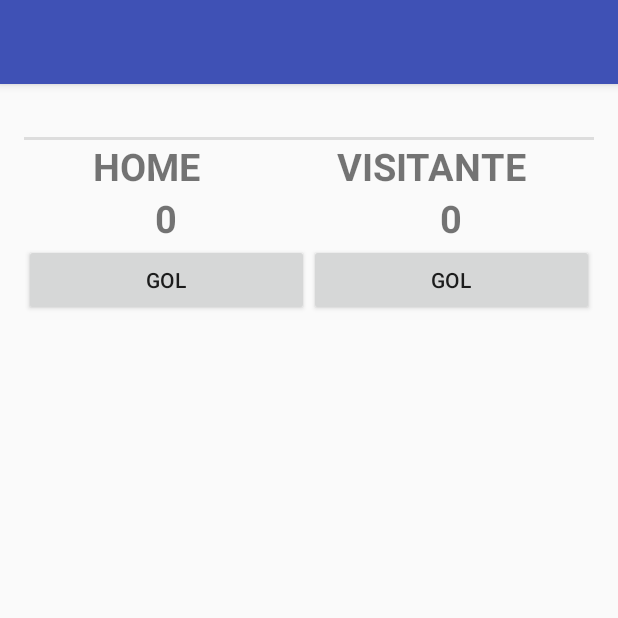
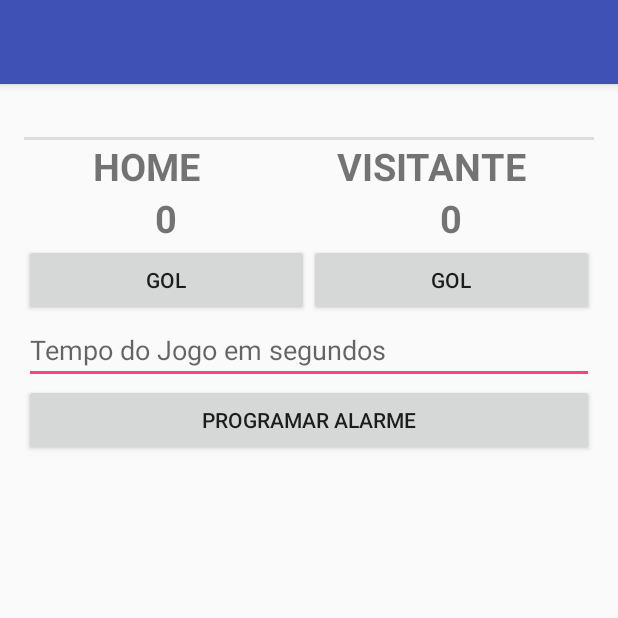
Before and after one commit to OJ13/DemoIntentFiap, an Android app: the MainActivity screen opened directly, with no data from a screen before it, on a phone screen of 412 x 824 dp, the top half of it. Run offline under Robolectric (Android 15) with nearby library versions, the phone set to English and light mode, and no system bars.

Commit message:
Criacao alarme manager

```diff
--- a/app/src/main/AndroidManifest.xml
+++ b/app/src/main/AndroidManifest.xml
@@ -17,6 +17,12 @@
         </activity>
         <activity android:name=".ValidaLoginActivity" />
         <activity android:name=".MainActivity"></activity>
+        <receiver android:name=".broadcastreceiver.MyReceiver">
+            <intent-filter>
+                <action android:name="android.app.action.LOGIN_SUCESSO"></action>
+            </intent-filter>
+        </receiver>
+        <receiver android:name=".broadcastreceiver.AlarmeReceiver"></receiver>
     </application>
 
 </manifest>
--- a/app/src/main/java/br/com/osmarjunior/demointent/LoginActivity.java
+++ b/app/src/main/java/br/com/osmarjunior/demointent/LoginActivity.java
@@ -33,6 +33,12 @@ public class LoginActivity extends AppCompatActivity {
         startActivityForResult(validaLogin, Constantes.REQUEST_CODE_VALIDA_LOGIN); //Inicia uma activity, e espera pra um retorno
     }
 
+    public void testeBroadcast(View v){
+        Intent i = new Intent();
+        i.setAction("android.app.action.LOGIN_SUCESSO");
+        sendBroadcast(i);
+    }
+
     @Override
     protected void onActivityResult(int requestCode, int resultCode, Intent data) {
         super.onActivityResult(requestCode, resultCode, data);
--- a/app/src/main/res/layout/activity_login.xml
+++ b/app/src/main/res/layout/activity_login.xml
@@ -37,4 +37,10 @@
         android:layout_height="wrap_content"
         android:text="Conectar"
         android:onClick="conectar"/>
+
+    <Button
+        android:layout_width="match_parent"
+        android:layout_height="wrap_content"
+        android:text="Teste Broadcast"
+        android:onClick="testeBroadcast"/>
 </LinearLayout>
--- a/app/src/main/res/layout/activity_main.xml
+++ b/app/src/main/res/layout/activity_main.xml
@@ -4,22 +4,24 @@
     android:id="@+id/activity_main"
     android:layout_width="match_parent"
     android:layout_height="match_parent"
+    android:orientation="vertical"
     android:paddingBottom="@dimen/activity_vertical_margin"
     android:paddingLeft="@dimen/activity_horizontal_margin"
     android:paddingRight="@dimen/activity_horizontal_margin"
     android:paddingTop="@dimen/activity_vertical_margin"
-    android:orientation="vertical"
     tools:context="br.com.osmarjunior.demointent.MainActivity">
 
     <TextView
+        android:id="@+id/tvLogin"
         android:layout_width="match_parent"
         android:layout_height="wrap_content"
-        android:gravity="right"
-        android:id="@+id/tvLogin" />
+        android:gravity="right" />
+
     <View
         android:layout_width="match_parent"
         android:layout_height="2dp"
         android:background="#DDD" />
+
     <LinearLayout
         android:layout_width="match_parent"
         android:layout_height="wrap_content"
@@ -28,69 +30,82 @@
         <TextView
             android:layout_width="wrap_content"
             android:layout_height="wrap_content"
+            android:layout_weight="0.5"
+            android:gravity="center"
             android:text="HOME"
-            android:gravity="center"
-            android:layout_weight="0.5"
-            android:textStyle="bold"
-            android:textSize="25dp" />
+            android:textSize="25dp"
+            android:textStyle="bold" />
 
         <TextView
             android:layout_width="wrap_content"
             android:layout_height="wrap_content"
+            android:layout_weight="0.5"
+            android:gravity="center"
             android:text="VISITANTE"
-            android:gravity="center"
-            android:layout_weight="0.5"
-            android:textStyle="bold"
-            android:textSize="25dp" />
+            android:textSize="25dp"
+            android:textStyle="bold" />
     </LinearLayout>
+
     <LinearLayout
         android:layout_width="match_parent"
         android:layout_height="wrap_content"
         android:orientation="horizontal">
 
         <TextView
+            android:id="@+id/tvPlacarHome"
             android:layout_width="wrap_content"
             android:layout_height="wrap_content"
+            android:layout_weight="0.5"
+            android:gravity="center"
             android:text="0"
-            android:gravity="center"
-            android:layout_weight="0.5"
-            android:textStyle="bold"
             android:textSize="25dp"
-            android:id="@+id/tvPlacarHome" />
+            android:textStyle="bold" />
 
         <TextView
+            android:id="@+id/tvPlacarVisitante"
             android:layout_width="wrap_content"
             android:layout_height="wrap_content"
+            android:layout_weight="0.5"
+            android:gravity="center"
             android:text="0"
-            android:gravity="center"
-            android:layout_weight="0.5"
-            android:textStyle="bold"
             android:textSize="25dp"
-            android:id="@+id/tvPlacarVisitante" />
+            android:textStyle="bold" />
     </LinearLayout>
+
     <LinearLayout
         android:layout_width="match_parent"
         android:layout_height="wrap_content"
         android:orientation="horizontal">
 
         <Button
+            android:id="@+id/btnGolHome"
             android:layout_width="wrap_content"
             android:layout_height="wrap_content"
-            android:text="GOL"
+            android:layout_weight="0.5"
             android:gravity="center"
-            android:layout_weight="0.5"
-            android:id="@+id/btnGolHome"
             android:onClick="golCasa"
-             />
+            android:text="GOL" />
 
         <Button
+            android:id="@+id/btnGolVisitante"
             android:layout_width="wrap_content"
             android:layout_height="wrap_content"
-            android:text="GOL"
+            android:layout_weight="0.5"
             android:gravity="center"
-            android:layout_weight="0.5"
-            android:id="@+id/btnGolVisitante"
             android:onClick="golVisitante"
-            />
+            android:text="GOL" />
     </LinearLayout>
+
+    <EditText
+        android:id="@+id/etTempoJogo"
+        android:layout_width="match_parent"
+        android:layout_height="wrap_content"
+        android:hint="Tempo do Jogo em segundos" />
+
+    <Button
+        android:id="@+id/btProgramarAlarme"
+        android:layout_width="match_parent"
+        android:layout_height="wrap_content"
+        android:onClick="programarAlarme"
+        android:text="Programar Alarme" />
 </LinearLayout>
```
Also changed, not shown: app/src/main/java/br/com/osmarjunior/demointent/MainActivity.java (+22 -0 lines), app/src/main/java/br/com/osmarjunior/demointent/broadcastreceiver/AlarmeReceiver.java (added, +24 -0 lines), app/src/main/java/br/com/osmarjunior/demointent/broadcastreceiver/MyReceiver.java (added, +13 -0 lines), 2 other files.
